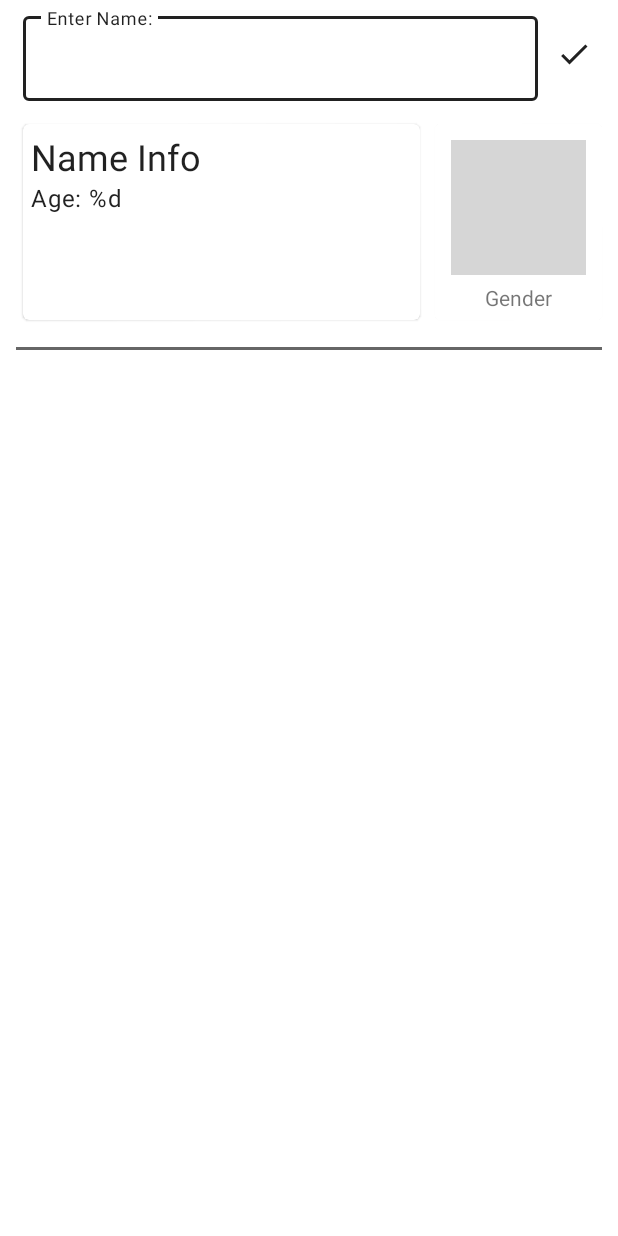
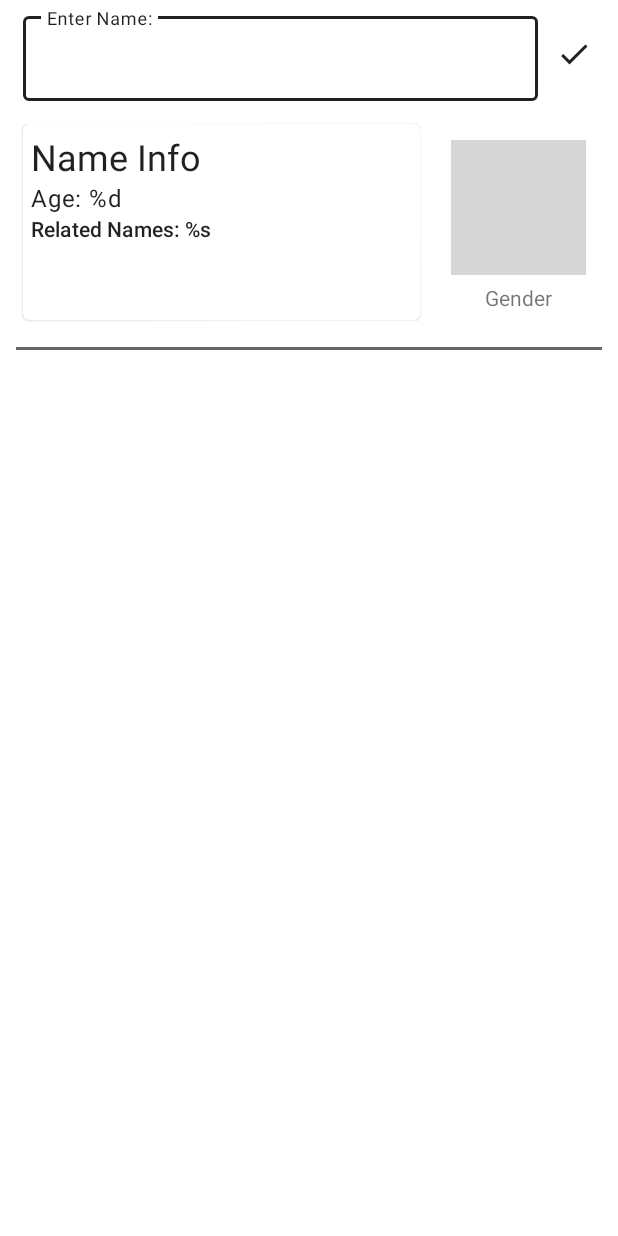
Before and after one commit to jakepurple13/Name_Info, an Android app: the screen it shows after launch (MainActivity), on a phone screen of 412 x 824 dp. Run offline under Robolectric (Android 15) with nearby library versions, the phone set to English and light mode, and no system bars; our stand-ins replace RxJava; libraries missing offline, so code that uses them is left out: androidx.datastore.preferences, com.jakewharton.rxbinding2, com.programmersbox.flowutils, com.programmersbox.gsonutils, com.programmersbox.helpfulutils; plain views replace CircularProgressIndicator; 11 statements that could not run were skipped; grey boxes are pictures that could not be loaded.

Commit message:
- added behind the name - added flags to recent

```diff
--- a/app/build.gradle
+++ b/app/build.gradle
@@ -13,7 +13,7 @@ android {
         targetSdkVersion 30
         versionCode 1
         versionName "1.0"
-
+        buildConfigField "String", "BehindTheNameKey", behindTheNameKey
         testInstrumentationRunner "androidx.test.runner.AndroidJUnitRunner"
     }
 
--- a/app/src/main/java/com/programmersbox/igdb/MainActivity.kt
+++ b/app/src/main/java/com/programmersbox/igdb/MainActivity.kt
@@ -38,7 +38,7 @@ class MainActivity : AppCompatActivity() {
     private val ifyService by lazy { Ify() }
     private val adapter by lazy { CountryAdapter(this) }
     private val uiSubject = PublishSubject.create<IfyInfo>()
-    private val fixedCacheList by lazy { FixedList<IfyInfo>(10) }
+    private val fixedCacheList = FixedList<IfyInfo>(10)
     private val recentAdapter by lazy { RecentAdapter(this, uiSubject) }
     private val dataStore = createDataStore(name = defaultSharedPrefName)
     private val cachedInfoList = dataStore.data
@@ -83,7 +83,7 @@ class MainActivity : AppCompatActivity() {
                         name?.let { it1 ->
                             infoLayout.invisible()
                             loading.visible()
-                            fixedCacheList.find { info -> info.name == name }
+                            fixedCacheList.find { info -> info.name == it1 }
                                 ?.let(uiSubject::onNext) ?: ifyService
                                 .getIfyInfo(it1)
                                 .subscribeOn(Schedulers.io())
@@ -130,6 +130,7 @@ class MainActivity : AppCompatActivity() {
             .subscribe {
                 nameInfo.text = it.name
                 ageInfo.text = getString(R.string.ageItem, it.age)
+                relatedNames.text = getString(R.string.relatedNames, it.relatedNames?.joinToString(", ") ?: "")
             }
             .addTo(disposable)
 
--- a/app/src/main/res/layout/activity_main.xml
+++ b/app/src/main/res/layout/activity_main.xml
@@ -19,8 +19,8 @@
             style="@style/Widget.MaterialComponents.TextInputLayout.OutlinedBox"
             android:layout_width="0dp"
             android:layout_height="wrap_content"
+            android:layout_alignParentStart="true"
             android:layout_marginStart="10dp"
-            android:layout_alignParentStart="true"
             android:layout_toStartOf="@id/getInfoButton"
             android:hint="@string/enterName"
             app:boxStrokeColor="?android:textColorPrimary"
@@ -135,9 +135,24 @@
                 android:layout_width="wrap_content"
                 android:layout_height="wrap_content"
                 android:layout_below="@id/nameInfo"
-                android:layout_alignParentBottom="true"
                 android:text="@string/ageItem"
-                tools:text="@tools:sample/full_names" />
+                tools:text="Age: 52" />
+
+            <ScrollView
+                android:layout_width="match_parent"
+                android:layout_height="wrap_content"
+                android:layout_below="@id/ageInfo"
+                android:layout_alignParentBottom="true">
+
+                <TextView
+                    android:id="@+id/relatedNames"
+                    style="@style/TextAppearance.MaterialComponents.Subtitle2"
+                    android:layout_width="wrap_content"
+                    android:layout_height="wrap_content"
+                    android:text="@string/relatedNames"
+                    tools:text="@tools:sample/first_names" />
+
+            </ScrollView>
 
         </RelativeLayout>
 
--- a/app/src/main/res/values/strings.xml
+++ b/app/src/main/res/values/strings.xml
@@ -6,4 +6,7 @@
     <string name="male">Male</string>
     <string name="female">Female</string>
     <string name="error">Something went wrong. Please connect to wifi or wait until tomorrow</string>
+    <string name="genderCount">Gender Count: %d</string>
+    <string name="ageCount">Age Count: %d</string>
+    <string name="relatedNames">Related Names: %s</string>
 </resources>
--- a/gradle.properties
+++ b/gradle.properties
@@ -19,3 +19,4 @@ android.useAndroidX=true
 android.enableJetifier=true
 # Kotlin code style for this project: "official" or "obsolete":
 kotlin.code.style=official
+behindTheNameKey="ja954211445"
```
Also changed, not shown: app/src/main/java/com/programmersbox/igdb/RecentAdapter.kt (+36 -0 lines), app/src/main/java/com/programmersbox/igdb/models/Ify.kt (+20 -18 lines), app/src/main/res/layout/recent_list_item.xml (+29 -18 lines), 1 other file.
